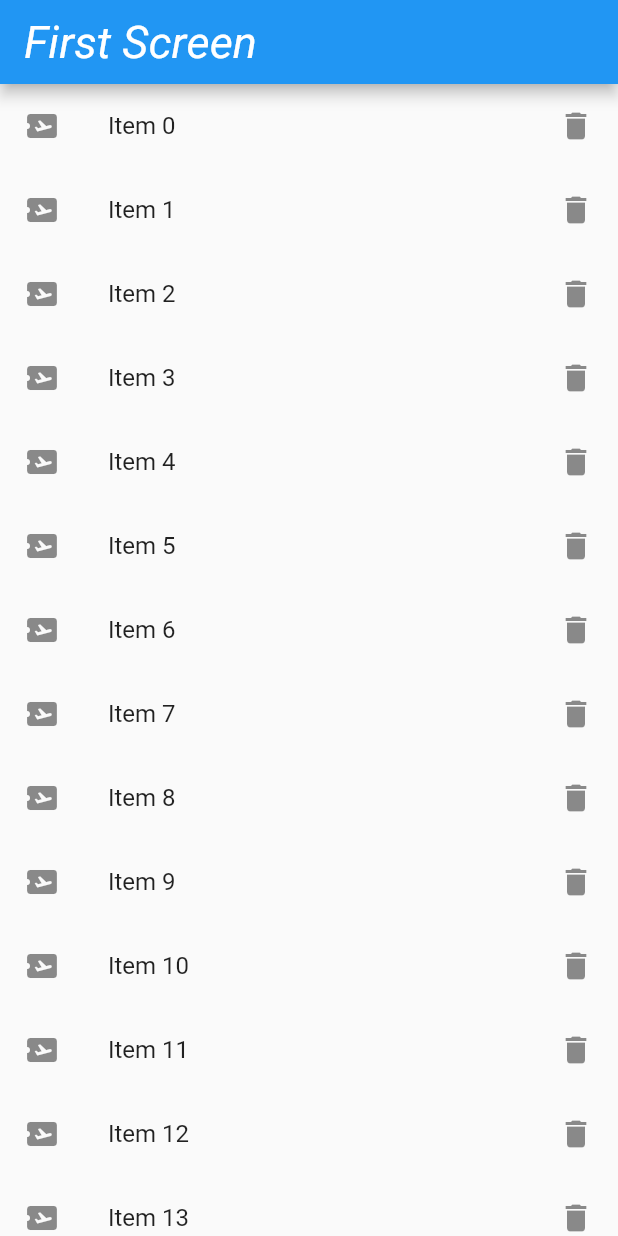
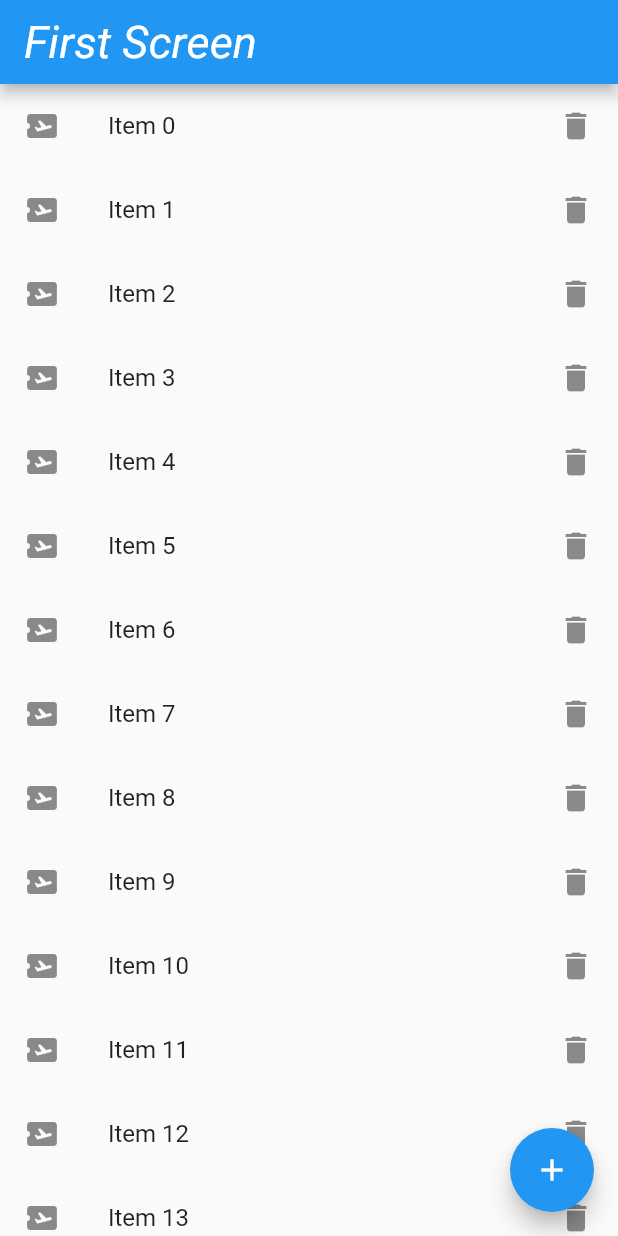
Before and after one commit to sunglimlee/untitled3, a Flutter app: the screen it shows after launch, on a phone screen of 412 x 824 dp. Run offline on Flutter 3.47's test engine with Material 2 defaults, Android fonts, the phone set to English and light mode, and no system bars.

Commit message:
FAB Button

```diff
--- a/lib/app_screens/first_screen_dart.dart
+++ b/lib/app_screens/first_screen_dart.dart
@@ -1,4 +1,5 @@
 import "package:flutter/material.dart";
+import 'package:untitled3/app_screens/alert_dialog.dart';
 import 'package:untitled3/app_screens/show_long_listview.dart';
 
 class FirstScreen extends StatelessWidget {
@@ -13,6 +14,11 @@ class FirstScreen extends StatelessWidget {
             color: Colors.white, fontSize: 30.0, fontStyle: FontStyle.italic),
       ),
       body: const ShowLongListView(),
+      floatingActionButton: FloatingActionButton(
+        onPressed: () { showAlertDialog1(context, title: "Floating Button", content: "Floating button pressed"); },
+        tooltip: "Add One more Item",
+        child: const Icon(Icons.add),
+      ),
     );
   }
 }
```
